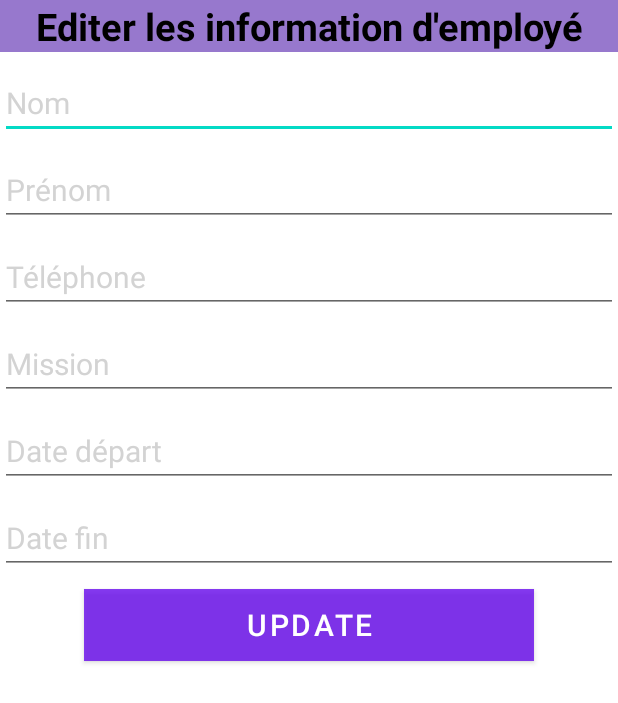
After one commit to Aymane-Moussa/Suivi-des-employ-s, an Android app: the layout dialogcontent.xml on its own in the app's theme, with its tools: preview values and no code run, on a phone screen of 412 x 824 dp. The commit adds this screen. Shown: the top 703 px of the screen. Run offline under Robolectric (Android 15) with nearby library versions, the phone set to English and light mode, and no system bars.

Commit message:
l'ajout du code editer-changement de id

```diff
--- a/app/build.gradle
+++ b/app/build.gradle
@@ -30,15 +30,14 @@ android {
 }
 
 dependencies {
-
     implementation 'androidx.appcompat:appcompat:1.2.0'
     implementation 'com.google.android.material:material:1.3.0'
     implementation "androidx.cardview:cardview:1.0.0"
     implementation 'androidx.constraintlayout:constraintlayout:2.0.4'
     implementation 'com.google.firebase:firebase-database:19.7.0'
     implementation 'de.hdodenhof:circleimageview:3.1.0'
+    implementation 'com.orhanobut:dialogplus:1.11@aar'
     testImplementation 'junit:junit:4.+'
     androidTestImplementation 'androidx.test.ext:junit:1.1.2'
     androidTestImplementation 'androidx.test.espresso:espresso-core:3.3.0'
-
 }
--- a/app/src/main/java/com/example/suivi_des_employes/AjouterEmploye.java
+++ b/app/src/main/java/com/example/suivi_des_employes/AjouterEmploye.java
@@ -71,7 +71,7 @@ private long id=0;
         }
         else
         {
-            reff.child(String.valueOf(id+1)).setValue(employe).addOnCompleteListener(new OnCompleteListener<Void>() {
+            reff.child(String.valueOf(id)).setValue(employe).addOnCompleteListener(new OnCompleteListener<Void>() {
                 @Override
                 public void onComplete(@NonNull  Task<Void> task) {
                     Toast.makeText(AjouterEmploye.this,"Les données sont enregistrés avec succès",Toast.LENGTH_LONG).show();
--- /dev/null
+++ b/app/src/main/res/layout/dialogcontent.xml
@@ -0,0 +1,90 @@
+<?xml version="1.0" encoding="utf-8"?>
+<LinearLayout
+    xmlns:android="http://schemas.android.com/apk/res/android"
+    android:layout_width="match_parent"
+    android:layout_height="match_parent"
+    android:orientation="vertical"
+    >
+
+    <TextView
+        android:layout_width="match_parent"
+        android:layout_height="wrap_content"
+        android:background="@color/move"
+        android:gravity="center"
+        android:text="Editer les information d'employé"
+        android:textColor="#000000"
+        android:textSize="25sp"
+        android:textStyle="bold" />
+
+    <EditText
+        android:layout_width="match_parent"
+        android:layout_height="wrap_content"
+        android:hint="Nom"
+        android:id="@+id/nomupd"
+        android:layout_marginTop="10dp"
+        android:textSize="20sp"
+        android:textColor="@color/black"
+        android:textColorHint="#D3D3D3"/>
+
+    <EditText
+        android:layout_width="match_parent"
+        android:layout_height="wrap_content"
+        android:hint="Prénom"
+        android:id="@+id/prenomupd"
+        android:layout_marginTop="10dp"
+        android:textSize="20sp"
+        android:textColor="@color/black"
+        android:textColorHint="#D3D3D3"/>
+
+    <EditText
+        android:layout_width="match_parent"
+        android:layout_height="wrap_content"
+        android:hint="Téléphone"
+        android:id="@+id/teleupd"
+        android:layout_marginTop="10dp"
+        android:textSize="20sp"
+        android:textColor="@color/black"
+        android:textColorHint="#D3D3D3"/>
+
+    <EditText
+        android:layout_width="match_parent"
+        android:layout_height="wrap_content"
+        android:hint="Mission"
+        android:id="@+id/missionupd"
+        android:layout_marginTop="10dp"
+        android:textSize="20sp"
+        android:textColor="@color/black"
+        android:textColorHint="#D3D3D3"/>
+    <EditText
+        android:layout_width="match_parent"
+        android:layout_height="wrap_content"
+        android:hint="Date départ"
+        android:textColorHint="#D3D3D3"
+        android:id="@+id/date_deppartupd"
+        android:layout_marginTop="10dp"
+        android:textSize="20sp"
+        android:textColor="@color/black"/>
+    <EditText
+        android:layout_width="match_parent"
+        android:layout_height="wrap_content"
+        android:hint="Date fin"
+        android:id="@+id/date_finupd"
+        android:layout_marginTop="10dp"
+        android:textSize="20sp"
+        android:textColor="@color/black"
+        android:textColorHint="#D3D3D3"/>
+
+    <Button
+        android:layout_width="300dp"
+        android:layout_height="wrap_content"
+        android:text="Update"
+        android:id="@+id/usubmit"
+        android:background="@color/move"
+        android:textColor="#fff"
+        android:layout_gravity="center"
+        android:textSize="20sp"
+        android:layout_marginTop="10dp"
+        android:layout_marginBottom="10dp"
+        />
+
+</LinearLayout>
--- a/build.gradle
+++ b/build.gradle
@@ -5,7 +5,7 @@ buildscript {
         jcenter()
     }
     dependencies {
-        classpath 'com.android.tools.build:gradle:4.2.0'
+        classpath 'com.android.tools.build:gradle:4.2.1'
         classpath 'com.google.gms:google-services:4.3.3'
 
         // NOTE: Do not place your application dependencies here; they belong
```
Also changed, not shown: app/src/main/java/com/example/suivi_des_employes/AffichageEmployes.java (+5 -7 lines), app/src/main/java/com/example/suivi_des_employes/MyAdapter.java (+73 -0 lines), app/src/main/res/layout/activity_affichage_employes.xml (+9 -6 lines), app/src/main/res/layout/item.xml (+23 -11 lines).
